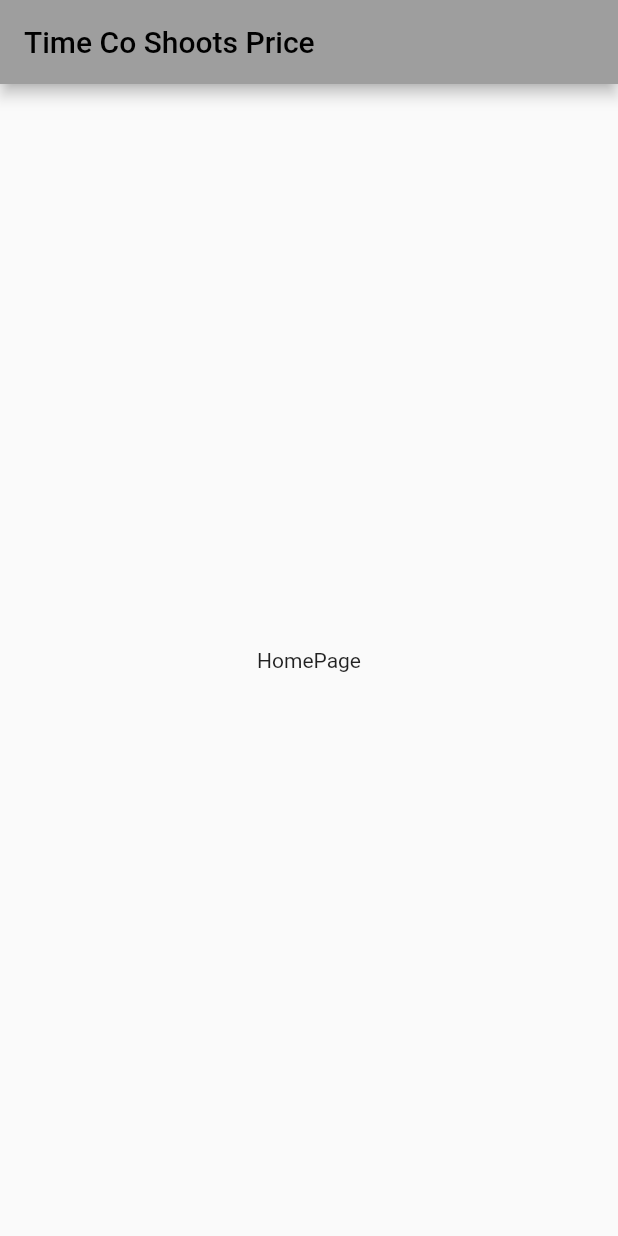
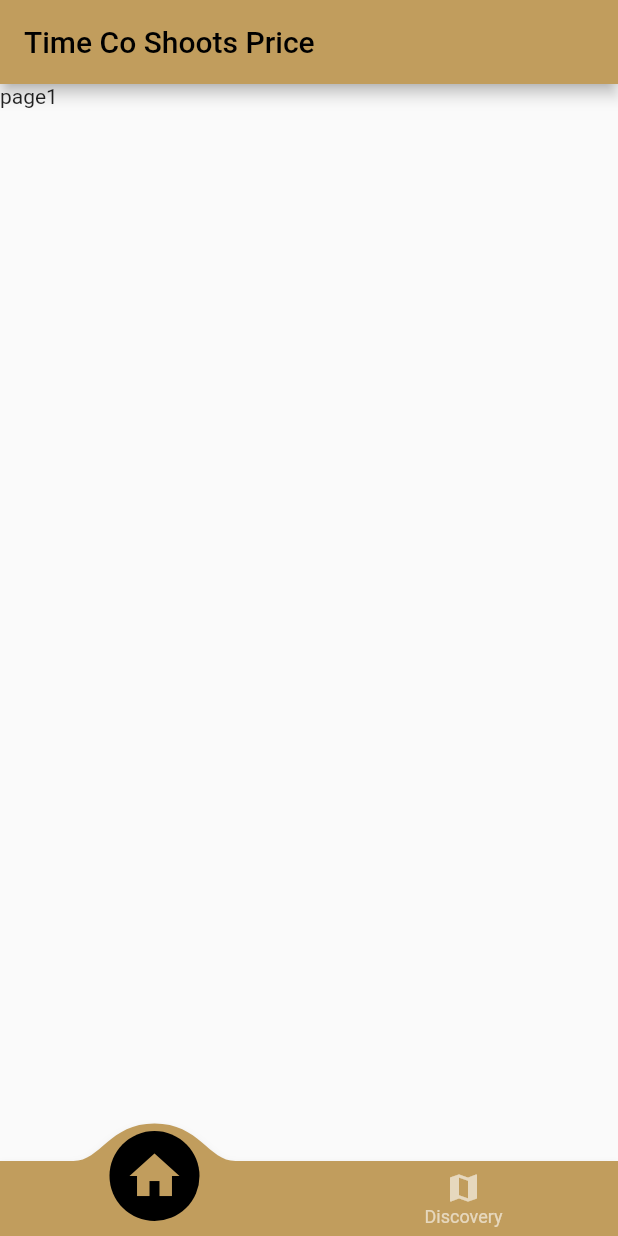
Before and after one commit to xelarich/time_co_shoots_price, a Flutter app: the screen it shows after launch, on a phone screen of 412 x 824 dp. Run offline on Flutter 3.47's test engine with Material 2 defaults, Android fonts, the phone set to English and light mode, and no system bars; drawn by our look-alikes of convex_bottom_bar; our stand-ins replace get_it, go_router.

Commit message:
Implement dependency injection and bottombar

```diff
--- /dev/null
+++ b/lib/dependency_injection.dart
@@ -0,0 +1,11 @@
+import 'package:get_it/get_it.dart';
+import 'package:time_co_shoots_price/provider/bottom_bar_provider.dart';
+
+GetIt getIt = GetIt.instance;
+
+typedef ServiceDeclaration = void Function();
+
+// ignore: prefer_function_declarations_over_variables
+ServiceDeclaration declareServices = () {
+  GetIt.I.registerSingleton(BottomBarProvider());
+};
--- a/lib/main.dart
+++ b/lib/main.dart
@@ -1,9 +1,13 @@
 import 'package:flutter/material.dart';
 import 'package:go_router/go_router.dart';
+import 'package:time_co_shoots_price/dependency_injection.dart';
+import 'package:time_co_shoots_price/shared/styles.dart';
 import 'package:time_co_shoots_price/view/home.dart';
 import 'package:time_co_shoots_price/view/splashscreen.dart';
 
 void main() {
+  declareServices();
+
   runApp(App());
 }
 
@@ -25,7 +29,7 @@
   Widget build(BuildContext context) => MaterialApp.router(
         title: title,
         theme: ThemeData(
-          primarySwatch: Colors.grey,
+          primarySwatch: Styles.secondaryColor,
         ),
         routeInformationParser: _goRouter.routeInformationParser,
         routerDelegate: _goRouter.routerDelegate,
--- /dev/null
+++ b/lib/provider/bottom_bar_provider.dart
@@ -0,0 +1,10 @@
+import 'package:flutter/foundation.dart';
+
+class BottomBarProvider extends ChangeNotifier {
+  int selectedIndex = 0;
+
+  void onItemTapped(int index) {
+    selectedIndex = index;
+    notifyListeners();
+  }
+}
--- a/lib/view/home.dart
+++ b/lib/view/home.dart
@@ -1,17 +1,40 @@
+import 'package:convex_bottom_bar/convex_bottom_bar.dart';
 import 'package:flutter/material.dart';
+import 'package:get_it/get_it.dart';
+import 'package:provider/provider.dart';
 import 'package:time_co_shoots_price/main.dart';
-
+import 'package:time_co_shoots_price/provider/bottom_bar_provider.dart';
+import 'package:time_co_shoots_price/shared/styles.dart';
 
 class Home extends StatelessWidget {
   static const routeName = '/home';
 
+  final _bottomOptions = const [
+    TabItem(icon: Icons.home, title: 'Home'),
+    TabItem(icon: Icons.map, title: 'Discovery'),
+  ];
+
+  final _widgetOptions = const [
+    Text('page1'),
+    Text('page2'),
+  ];
+
   const Home({Key? key}) : super(key: key);
 
   @override
-  Widget build(BuildContext context) => Scaffold(
-    appBar: AppBar(title: const Text(App.title)),
-    body: const Center(
-      child: Text('HomePage'),
-    ),
-  );
+  Widget build(BuildContext context) => ChangeNotifierProvider.value(
+      value: GetIt.I.get<BottomBarProvider>(),
+      child: Consumer<BottomBarProvider>(
+        builder: (context, provider, _) => Scaffold(
+          appBar: AppBar(title: const Text(App.title)),
+          bottomNavigationBar: ConvexAppBar(
+            style: TabStyle.reactCircle,
+            activeColor: Colors.black,
+            backgroundColor: Styles.secondaryColor,
+            items: _bottomOptions,
+            onTap: (index) => provider.onItemTapped(index),
+          ),
+          body: _widgetOptions.elementAt(provider.selectedIndex),
+        ),
+      ));
 }
```
Also changed, not shown: pubspec.yaml (+8 -0 lines), pubspec.lock.
